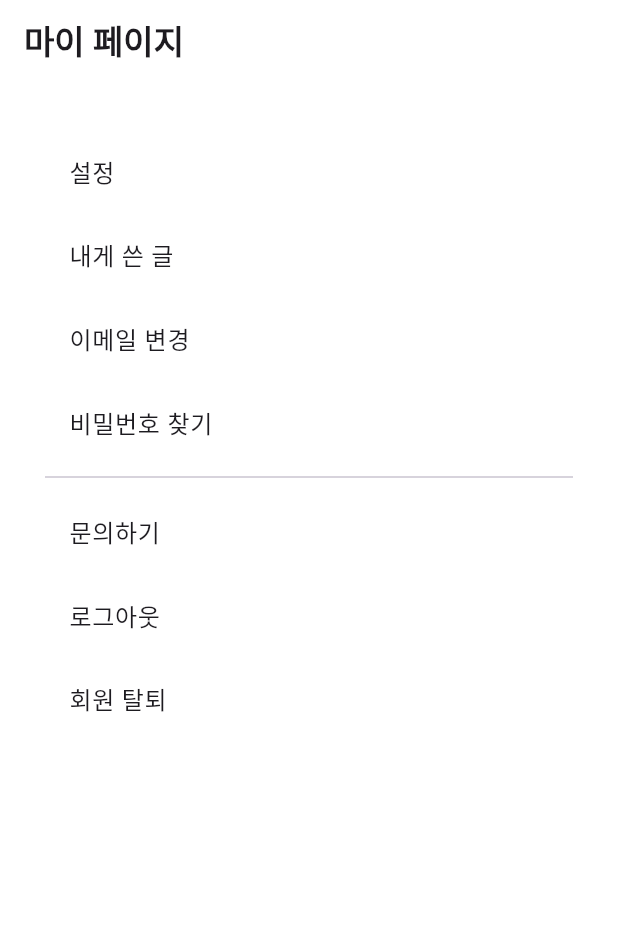
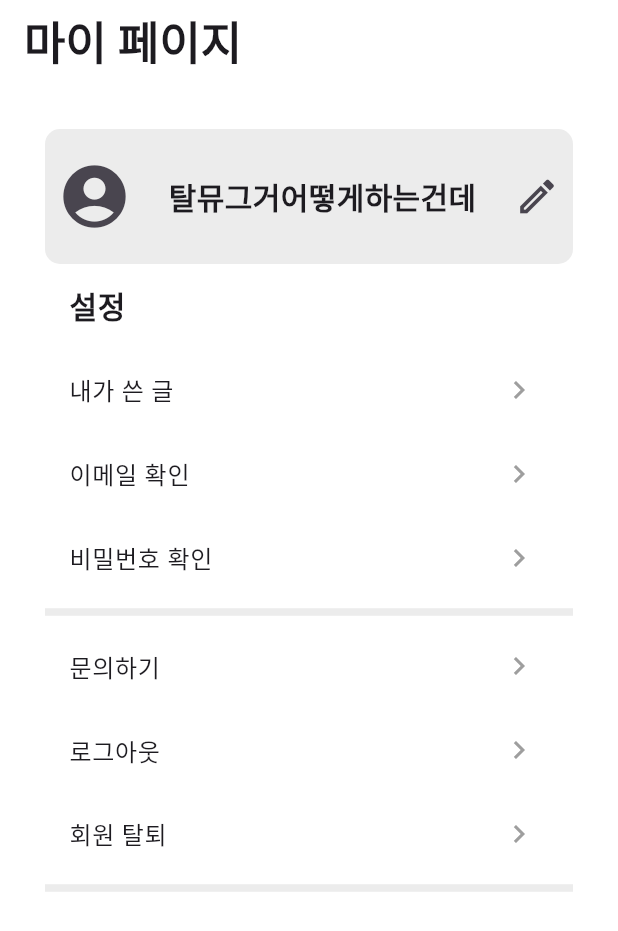
Before and after one commit to winplive/flutter_musical, a Flutter app: the UserPage screen opened directly, on a phone screen of 412 x 824 dp. Shown: the top 931 px of the screen. Run offline on Flutter 3.47's test engine with Material 3 defaults, Android fonts, the light colour scheme and no system bars; our stand-ins replace flutter_screenutil.

Commit message:
(commit message)

```diff
--- a/lib/page/user_page.dart
+++ b/lib/page/user_page.dart
@@ -11,53 +11,111 @@ class UserPage extends StatelessWidget {
       appBar: AppBar(
         title: Text(
           '마이 페이지',
-          style: TextStyle(fontWeight: FontWeight.bold),
+          style: TextStyle(
+              fontWeight: FontWeight.bold,
+          fontSize: 30),
         ),
         backgroundColor: Colors.white,
       ),
-      body: ListView(
+      body:
+      ListView(
         padding: EdgeInsets.all(30.0),
         children: <Widget>[
+          Container(
+            height: 90,
+            decoration: BoxDecoration(
+              borderRadius: BorderRadius.circular(10.0),
+              color: Colors.grey.withOpacity(0.2),
+            ),
+            child:  Row(
+                mainAxisAlignment: MainAxisAlignment.spaceBetween,
+              children: [
+                IconButton(
+                  icon: Icon(Icons.account_circle, size: 50),
+                  onPressed: () {
+                  },
+                ),
+                Text(
+                  "탈뮤그거어떻게하는건데",
+                  style: TextStyle(
+                    fontSize: 20,
+                    fontWeight: FontWeight.bold,
+                  ),
+                ),
+                IconButton(
+                  icon: Icon(Icons.edit_outlined, size: 30),
+                  onPressed: () {
+                  },
+                )
+              ],
+            ),
+          ),
           ListTile(
-            title: Text('설정'),
+            title: Text('설정',style: TextStyle(
+        fontWeight: FontWeight.bold,
+            fontSize: 20)
+            ),
             onTap: () {},
           ),
           ListTile(
-            title: Text('내게 쓴 글'),
+            title: Text('내가 쓴 글'),
+            trailing: Icon(Icons.keyboard_arrow_right,
+              color: Colors.grey,
+            ),
             onTap: () {
-              // Handle tap
             },
           ),
           ListTile(
-            title: Text('이메일 변경'),
+            title: Text('이메일 확인'),
+            trailing: Icon(Icons.keyboard_arrow_right,
+              color: Colors.grey,
+            ),
             onTap: () {
-              // Handle tap
             },
           ),
           ListTile(
-            title: Text('비밀번호 찾기'),
+            title: Text('비밀번호 확인'),
+            trailing: Icon(Icons.keyboard_arrow_right,
+              color: Colors.grey,
+            ),
             onTap: () {
-              // Handle tap
             },
           ),
-          Divider(),
+          Divider(
+            thickness: 5,
+            color: Colors.grey.withOpacity(0.2),
+            endIndent: 0,//디자인대로 사용하려면 padding 수정 필요
+            indent: 0,
+          ),
           ListTile(
             title: Text('문의하기'),
+            trailing: Icon(Icons.keyboard_arrow_right,
+              color: Colors.grey,
+            ),
             onTap: () {
-              // Handle tap
             },
           ),
           ListTile(
             title: Text('로그아웃'),
+            trailing: Icon(Icons.keyboard_arrow_right,
+              color: Colors.grey,
+            ),
             onTap: () {
-              // Handle tap
             },
           ),
           ListTile(
             title: Text('회원 탈퇴'),
+            trailing: Icon(Icons.keyboard_arrow_right,
+              color: Colors.grey,
+            ),
             onTap: () {
-              // Handle tap
             },
+          ),
+          Divider(
+            thickness: 5,
+            color: Colors.grey.withOpacity(0.2),
+            endIndent: 0,
+            indent: 0,
           ),
         ],
       ),
```
